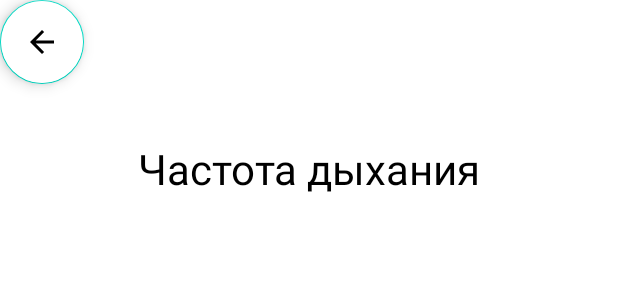
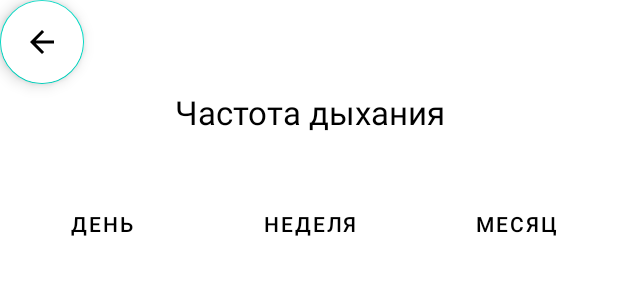
Before and after one commit to AlexSergo/MyPet, an Android app: the layout fragment_breathing_rate.xml on its own in the app's theme, with its tools: preview values and no code run, on a phone screen of 412 x 824 dp. Shown: the top 300 px of the screen. Run offline under Robolectric (Android 15) with nearby library versions, the phone set to English and light mode, and no system bars.

Commit message:
day week mounth buttons added

```diff
--- a/app/src/main/res/layout/fragment_breathing_rate.xml
+++ b/app/src/main/res/layout/fragment_breathing_rate.xml
@@ -11,18 +11,46 @@
         android:layout_width="wrap_content"
         android:layout_height="wrap_content"
         android:backgroundTint="@color/white"
-        android:src="@drawable/ic_btn_previous"
-        android:borderWidth="0dp" />
+        android:src="@drawable/ic_btn_previous"/>
 
     <TextView
-        android:layout_marginTop="93dp"
-        android:textSize="28sp"
+        android:layout_marginTop="60dp"
+        android:textSize="22sp"
         android:layout_width="match_parent"
         android:layout_height="wrap_content"
         android:gravity="center"
         android:text="@string/breathing_rate"
         android:textColor="@color/black"/>
 
+    <Button
+        android:id="@+id/button"
+        android:layout_width="wrap_content"
+        android:layout_height="wrap_content"
+        android:layout_marginStart="23dp"
+        android:layout_marginTop="125dp"
+        android:background="#00FFFFFF"
+        android:text="@string/day"
+        android:textColor="@color/black" />
+
+    <Button
+        android:id="@+id/button2"
+        android:layout_width="wrap_content"
+        android:layout_height="wrap_content"
+        android:layout_marginStart="160dp"
+        android:layout_marginTop="125dp"
+        android:background="#00FFFFFF"
+        android:text="@string/week"
+        android:textColor="@color/black" />
+
+    <Button
+        android:id="@+id/button3"
+        android:layout_width="wrap_content"
+        android:layout_height="wrap_content"
+        android:layout_marginStart="300dp"
+        android:layout_marginTop="125dp"
+        android:background="#00FFFFFF"
+        android:text="@string/month"
+        android:textColor="@color/black" />
 
 
 </FrameLayout>
```
Also changed, not shown: app/src/main/res/layout/fragment_heart_rate.xml (+32 -2 lines), app/src/main/res/layout/fragment_pressure.xml (+32 -2 lines), app/src/main/res/layout/fragment_temperature.xml (+32 -2 lines).
